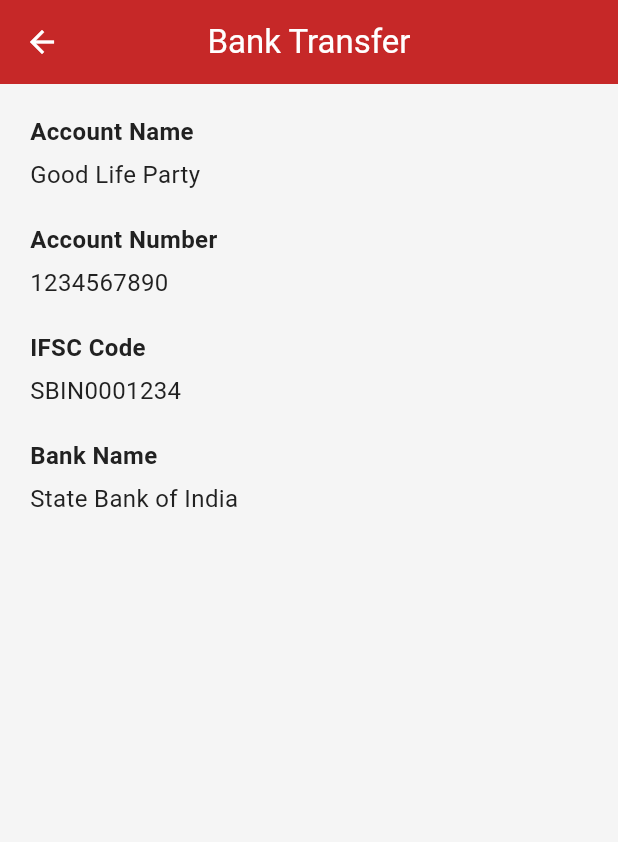
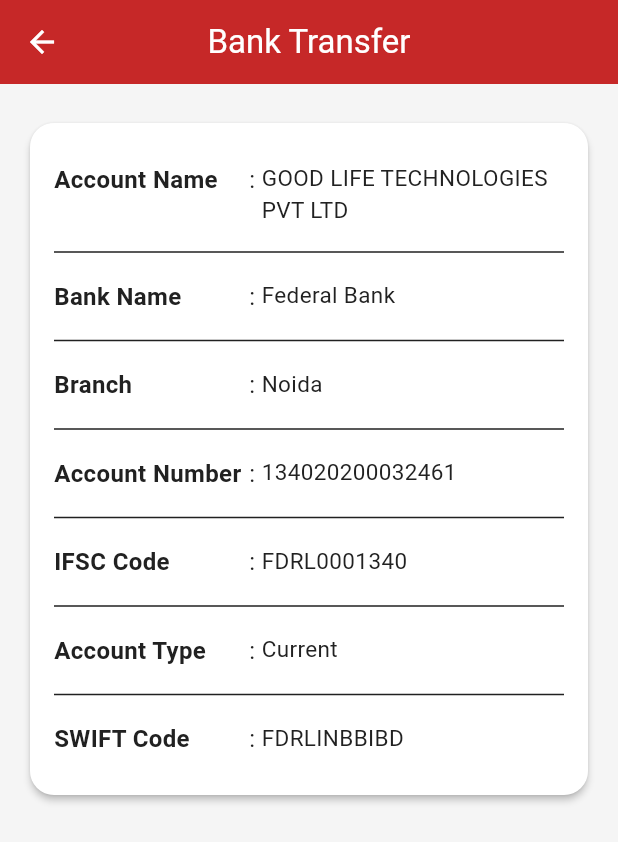
Before and after one commit to SanchitBatra-DevelopAnything/GoodLife-Party-And-Technician, a Flutter app: the BankTransferScreen screen opened directly, on a phone screen of 412 x 824 dp. Shown: the top 842 px of the screen. Run offline on Flutter 3.47's test engine with Material 3 defaults, Android fonts, the phone set to English and light mode, and no system bars; our stand-ins replace cached_network_image, carousel_slider, firebase_core, firebase_storage, hive, hive_flutter and 4 more; accounts and stored records are empty.

Commit message:
Added bankdetails and qr code and removed paylater in express delivery

```diff
--- a/lib/widgets/payment_option_bottom_sheet.dart
+++ b/lib/widgets/payment_option_bottom_sheet.dart
@@ -123,26 +123,26 @@
               ),
             ),
 
-            const SizedBox(height: 14),
+            // const SizedBox(height: 14),
 
-            SizedBox(
-              width: double.infinity,
-              height: 55,
-              child: OutlinedButton(
-                onPressed: isPayLaterLoading
-                    ? null
-                    : () async {
-                        await placePayLaterOrder();
-                      },
-                child: isPayLaterLoading
-                    ? const SizedBox(
-                        height: 22,
-                        width: 22,
-                        child: CircularProgressIndicator(strokeWidth: 2.5),
-                      )
-                    : const Text('Pay Later'),
-              ),
-            ),
+            // SizedBox(
+            //   width: double.infinity,
+            //   height: 55,
+            //   child: OutlinedButton(
+            //     onPressed: isPayLaterLoading
+            //         ? null
+            //         : () async {
+            //             await placePayLaterOrder();
+            //           },
+            //     child: isPayLaterLoading
+            //         ? const SizedBox(
+            //             height: 22,
+            //             width: 22,
+            //             child: CircularProgressIndicator(strokeWidth: 2.5),
+            //           )
+            //         : const Text('Pay Later'),
+            //   ),
+            // ),
           ],
         ),
       ),
@@ -448,12 +448,78 @@
 
   @override
   Widget build(BuildContext context) {
+    final screenWidth = MediaQuery.of(context).size.width;
+
     return Scaffold(
-      appBar: AppBar(title: const Text('QR Code Payment')),
-      body: Center(
-        child: Padding(
-          padding: const EdgeInsets.all(24),
-          child: Image.asset('assets/images/qr_code.png'),
+      appBar: AppBar(
+        title: const Text('QR Code Payment'),
+      ),
+      body: SafeArea(
+        child: Center(
+          child: SingleChildScrollView(
+            padding: const EdgeInsets.all(20),
+            child: Column(
+              mainAxisSize: MainAxisSize.min,
+              children: [
+                const Text(
+                  'Scan QR Code to Pay',
+                  style: TextStyle(
+                    fontSize: 22,
+                    fontWeight: FontWeight.bold,
+                  ),
+                ),
+
+                const SizedBox(height: 20),
+
+                Container(
+                  constraints: BoxConstraints(
+                    maxWidth: screenWidth * 0.9,
+                    maxHeight: 500,
+                  ),
+                  decoration: BoxDecoration(
+                    color: Colors.white,
+                    borderRadius: BorderRadius.circular(16),
+                    boxShadow: const [
+                      BoxShadow(
+                        blurRadius: 10,
+                        spreadRadius: 1,
+                        offset: Offset(0, 3),
+                        color: Colors.black12,
+                      ),
+                    ],
+                  ),
+                  child: ClipRRect(
+                    borderRadius: BorderRadius.circular(16),
+                    child: InteractiveViewer(
+                      minScale: 1,
+                      maxScale: 4,
+                      child: Image.asset(
+                        'assets/qr_code.jpeg',
+                        fit: BoxFit.contain,
+                      ),
+                    ),
+                  ),
+                ),
+
+                const SizedBox(height: 20),
+
+                const SelectableText(
+                  'goodlife32461@fbl',
+                  style: TextStyle(
+                    fontSize: 16,
+                    fontWeight: FontWeight.w600,
+                  ),
+                ),
+
+                const SizedBox(height: 8),
+
+                const Text(
+                  'Scan using PhonePe, Google Pay, Paytm, BHIM or any UPI app',
+                  textAlign: TextAlign.center,
+                ),
+              ],
+            ),
+          ),
         ),
       ),
     );
@@ -466,47 +532,102 @@
   @override
   Widget build(BuildContext context) {
     return Scaffold(
-      appBar: AppBar(title: const Text('Bank Transfer')),
-      body: Padding(
+      appBar: AppBar(
+        title: const Text('Bank Transfer'),
+      ),
+      body: SingleChildScrollView(
         padding: const EdgeInsets.all(20),
-        child: Column(
-          crossAxisAlignment: CrossAxisAlignment.start,
-          children: const [
-            Text('Account Name', style: TextStyle(fontWeight: FontWeight.bold)),
+        child: Card(
+          elevation: 2,
+          child: Padding(
+            padding: const EdgeInsets.all(16),
+            child: Column(
+              children: const [
+                _InfoTile(
+                  title: 'Account Name',
+                  value: 'GOOD LIFE TECHNOLOGIES PVT LTD',
+                ),
+                Divider(),
 
-            SizedBox(height: 6),
+                _InfoTile(
+                  title: 'Bank Name',
+                  value: 'Federal Bank',
+                ),
+                Divider(),
 
-            Text('Good Life Party'),
+                _InfoTile(
+                  title: 'Branch',
+                  value: 'Noida',
+                ),
+                Divider(),
 
-            SizedBox(height: 20),
+                _InfoTile(
+                  title: 'Account Number',
+                  value: '134020200032461',
+                ),
+                Divider(),
 
-            Text(
-              'Account Number',
-              style: TextStyle(fontWeight: FontWeight.bold),
+                _InfoTile(
+                  title: 'IFSC Code',
+                  value: 'FDRL0001340',
+                ),
+                Divider(),
+
+                _InfoTile(
+                  title: 'Account Type',
+                  value: 'Current',
+                ),
+                Divider(),
+
+                _InfoTile(
+                  title: 'SWIFT Code',
+                  value: 'FDRLINBBIBD',
+                ),
+              ],
             ),
-
-            SizedBox(height: 6),
-
-            Text('1234567890'),
-
-            SizedBox(height: 20),
-
-            Text('IFSC Code', style: TextStyle(fontWeight: FontWeight.bold)),
-
-            SizedBox(height: 6),
-
-            Text('SBIN0001234'),
-
-            SizedBox(height: 20),
-
-            Text('Bank Name', style: TextStyle(fontWeight: FontWeight.bold)),
-
-            SizedBox(height: 6),
-
-            Text('State Bank of India'),
-          ],
+          ),
         ),
       ),
     );
   }
 }
+
+class _InfoTile extends StatelessWidget {
+  final String title;
+  final String value;
+
+  const _InfoTile({
+    required this.title,
+    required this.value,
+  });
+
+  @override
+  Widget build(BuildContext context) {
+    return Padding(
+      padding: const EdgeInsets.symmetric(vertical: 10),
+      child: Row(
+        crossAxisAlignment: CrossAxisAlignment.start,
+        children: [
+          SizedBox(
+            width: 130,
+            child: Text(
+              title,
+              style: const TextStyle(
+                fontWeight: FontWeight.w600,
+              ),
+            ),
+          ),
+          const Text(': '),
+          Expanded(
+            child: SelectableText(
+              value,
+              style: const TextStyle(
+                fontSize: 15,
+              ),
+            ),
+          ),
+        ],
+      ),
+    );
+  }
+}
--- a/pubspec.yaml
+++ b/pubspec.yaml
@@ -77,6 +77,7 @@
   # To add assets to your application, add an assets section, like this:
   assets:
     - assets/logo.jpeg
+    - assets/qr_code.jpeg
   #   - images/a_dot_ham.jpeg
 
   # An image asset can refer to one or more resolution-specific "variants", see
```
Also changed, not shown: assets/qr_code.jpeg (added).
